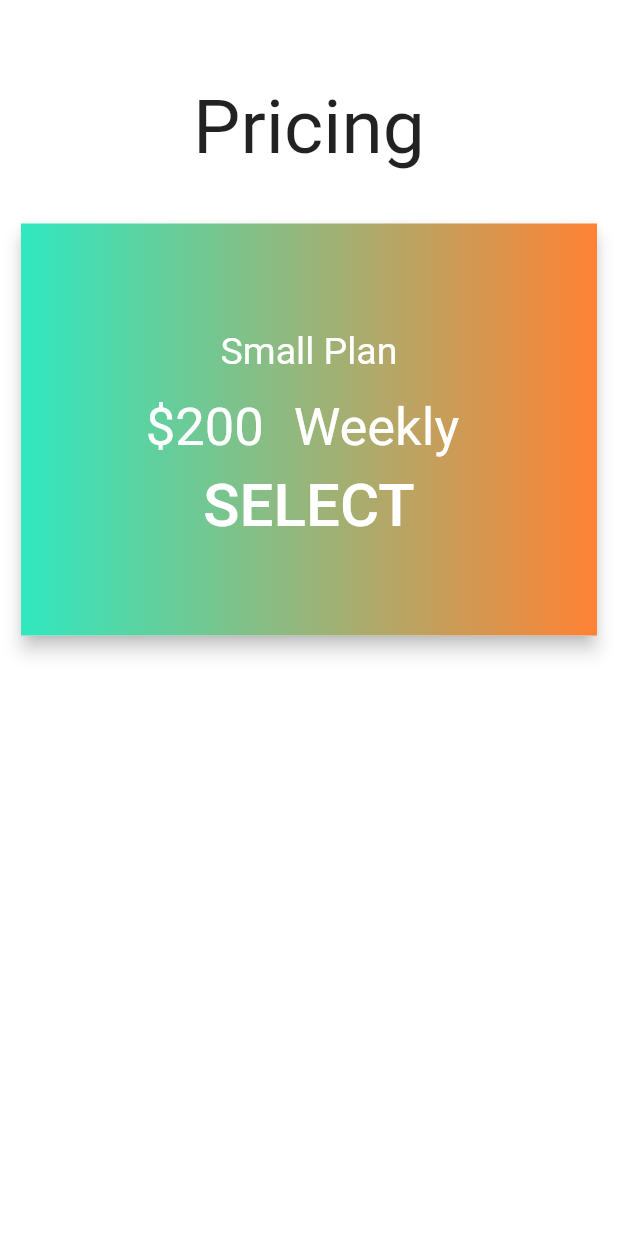
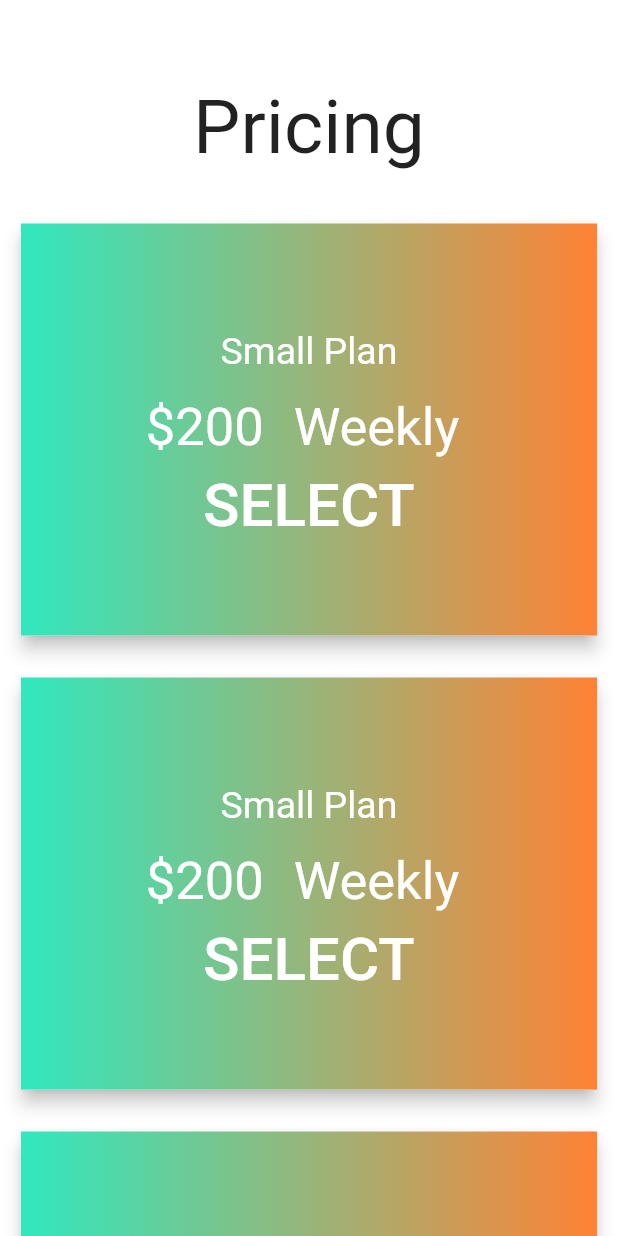
Before and after one commit to Madhav008/royal_trade, a Flutter app: the screen it shows after launch, after a tap on "VIP Signal", on a phone screen of 412 x 824 dp. Run offline on Flutter 3.47's test engine with Material 2 defaults, Android fonts, the light colour scheme and no system bars; our stand-ins replace cloud_firestore, firebase_auth, firebase_core, get, google_fonts, google_sign_in and 1 more; accounts and stored records are empty.

Commit message:
admin pannel started

```diff
--- a/lib/model/subscription.dart
+++ b/lib/model/subscription.dart
@@ -1,7 +1,31 @@
-// import 'package:cloud_firestore/cloud_firestore.dart';
+import 'package:cloud_firestore/cloud_firestore.dart';
 
-// class Subscription {
-//   String subsId;
-//   String planId;
-//   String userId;
-// }
+class Subscription {
+  String transId;
+  String planId;
+  String userId;
+  int price;
+  Timestamp start;
+  Timestamp end;
+
+  Subscription({this.transId, this.planId, this.price,this.userId, this.start, this.end});
+
+  Map<String, dynamic> toMap() {
+    return {
+      "transId": transId,
+      "planId": planId,
+      "price": price,
+      "userId": userId,
+      "start": start,
+      "end": end
+    };
+  }
+
+  Subscription.fromFirestore(Map<String, dynamic> firestore)
+      : transId = firestore['transId'],
+        planId = firestore['planId'],
+        price = firestore['price'],
+        userId = firestore['userId'],
+        start = firestore['start'],
+        end = firestore['end'];
+}
--- /dev/null
+++ b/lib/screen/admin_screen.dart
@@ -0,0 +1,52 @@
+import 'package:cloud_firestore/cloud_firestore.dart';
+import 'package:flutter/material.dart';
+import 'package:royaltrade/model/plans.dart';
+import 'package:royaltrade/model/subscription.dart';
+
+class AdminScreen extends StatelessWidget {
+  CollectionReference plans =
+      FirebaseFirestore.instance.collection('Subscription');
+
+  @override
+  Widget build(BuildContext context) {
+    return Scaffold(
+      appBar: AppBar(
+        title: Text("Plans"),
+      ),
+      body: StreamBuilder(
+        stream: plans.snapshots(),
+        builder: (context, AsyncSnapshot<QuerySnapshot> snapshot) {
+          if (snapshot.hasError) {
+            return Text("Something went wrong");
+          }
+          if (snapshot.hasData) {
+            return ListView.builder(
+              itemBuilder: (context, index) {
+                var post =
+                    Subscription.fromFirestore(snapshot.data.docs[index].data());
+
+                return ListTile(
+                  title: Text(post.planId),
+                  subtitle: Text(post.price.toString()),
+                );
+              },
+              itemCount: snapshot.data.docs.length,
+            );
+          } else {
+            return Center(child: Text("loading"));
+          }
+        },
+      ),
+    );
+  }
+}
+/*
+ListView(
+              children: snapshot.data.docs.map((DocumentSnapshot document) {
+               var post =  Posts.fromFirestore(document.data());
+                return  ListTile(
+                  title: Text(post.title),
+                  subtitle: Text(post.description),
+                );
+              }).toList(),
+            ); */
--- a/lib/screen/home.dart
+++ b/lib/screen/home.dart
@@ -1,6 +1,7 @@
 import 'package:flutter/material.dart';
 import 'package:royaltrade/Authentication/login.dart';
 import 'package:royaltrade/Authentication/signup.dart';
+import 'package:royaltrade/screen/admin_screen.dart';
 import 'package:royaltrade/widget/home_widget.dart';
 
 class MyHomePage extends StatefulWidget {
@@ -35,7 +36,7 @@ class _MyHomePageState extends State<MyHomePage> {
         title: Text("Royal Trade"),
       ),
       body: PageView(
-        children: [HomeWidget(), Login2(), SignUp2()],
+        children: [HomeWidget(), AdminScreen(), SignUp2()],
         onPageChanged: onPageChanged,
         controller: _pageController,
       ),
--- a/lib/screen/plans_screen.dart
+++ b/lib/screen/plans_screen.dart
@@ -1,7 +1,11 @@
+import 'package:cloud_firestore/cloud_firestore.dart';
 import 'package:flutter/material.dart';
-import 'package:flutter_svg/flutter_svg.dart';
+import 'package:royaltrade/model/subscription.dart';
+import 'package:royaltrade/services/plan_services.dart';
 
 class PlansScreen extends StatelessWidget {
+  PlansFirestore plans = PlansFirestore();
+  String userId = '58kh0ywWMWWUE0dFLnjdq8P9Ky13';
   @override
   Widget build(BuildContext context) {
     return Scaffold(
@@ -10,7 +14,8 @@ class PlansScreen extends StatelessWidget {
           backgroundColor: Colors.white,
           elevation: 0,
         ),
-        body: Column(
+        body: SingleChildScrollView(
+          child: Column(
             mainAxisAlignment: MainAxisAlignment.start,
             children: [
               Padding(
@@ -21,8 +26,57 @@ class PlansScreen extends StatelessWidget {
                 ),
               ),
               GestureDetector(
-              onTap: null,
-              child: Padding(
+                onTap: () {
+                  var date = DateTime.now().add(Duration(days: 7));
+                  var plan = Subscription(
+                      planId: "basic",
+                      price: 200,
+                      userId: userId,
+                      start: Timestamp.now(),
+                      end: Timestamp.fromDate(date),
+                      transId: 'basic');
+                  plans.addPlans(plan);
+                },
+                child: PlansWidget(),
+              ),
+              GestureDetector(
+                  onTap: () {
+                    var date = DateTime.now().add(Duration(days: 30));
+                    var plan = Subscription(
+                        transId: "medium",
+                        price: 300,
+                        start: Timestamp.now(),
+                        end: Timestamp.fromDate(date),
+                        planId: 'medium');
+                    plans.addPlans(plan);
+                  },
+                  child: PlansWidget()),
+              GestureDetector(
+                  onTap: () {
+                    var date = DateTime.now().add(Duration(days: 365));
+                    var plan = Subscription(
+                        transId: "premium",
+                        price: 400,
+                        start: Timestamp.now(),
+                        end: Timestamp.fromDate(date),
+                        planId: 'premium');
+                    plans.addPlans(plan);
+                  },
+                  child: PlansWidget()),
+            ],
+          ),
+        ));
+  }
+}
+
+class PlansWidget extends StatelessWidget {
+  const PlansWidget({
+    Key key,
+  }) : super(key: key);
+
+  @override
+  Widget build(BuildContext context) {
+    return Padding(
       padding: const EdgeInsets.all(10.0),
       child: Card(
         elevation: 5,
@@ -46,16 +100,14 @@ class PlansScreen extends StatelessWidget {
                   children: [
                     Text(
                       "\$200",
-                                style: TextStyle(
-                                    fontSize: 35, color: Colors.white),
+                      style: TextStyle(fontSize: 35, color: Colors.white),
                     ),
                     SizedBox(
                       width: 20,
                     ),
                     Text(
                       "Weekly ",
-                                style: TextStyle(
-                                    fontSize: 35, color: Colors.white),
+                      style: TextStyle(fontSize: 35, color: Colors.white),
                     )
                   ],
                 ),
@@ -74,9 +126,6 @@ class PlansScreen extends StatelessWidget {
                   colors: [Color(0xff30E8BF), Color(0xffFF8235)])),
         ),
       ),
-              ),
-            )
-          ],
-        ));
+    );
   }
 }
--- /dev/null
+++ b/lib/services/plan_services.dart
@@ -0,0 +1,17 @@
+import 'package:cloud_firestore/cloud_firestore.dart';
+import 'package:firebase_auth/firebase_auth.dart';
+import 'package:royaltrade/model/plans.dart';
+import 'package:royaltrade/model/subscription.dart';
+import 'package:royaltrade/model/user.dart';
+
+class PlansFirestore {
+  FirebaseFirestore _db = FirebaseFirestore.instance;
+
+  Future<Subscription> addPlans(Subscription plans) {
+    return _db.collection('Subscription').doc(plans.planId).set(plans.toMap());
+  }
+
+  Future<Subscription> getPlans(String id ) {
+    return  _db.collection('Subscription').doc(id).get().then((value) => Subscription.fromFirestore(value.data()));
+  }
+}
--- a/pubspec.yaml
+++ b/pubspec.yaml
@@ -33,6 +33,7 @@ dependencies:
   google_fonts: ^1.1.1
   google_sign_in: ^4.5.5
   http: ^0.12.2
+  intl: ^0.16.1
   provider: ^4.3.2+2
   rxdart: ^0.24.1
 
```
Also changed, not shown: lib/model/post_model.dart (+6 -4 lines), lib/screen/selection_screen.dart (added, +14 -0 lines), lib/widget/home_widget.dart (+13 -5 lines), pubspec.lock. Lines whose indentation alone changed are shown as unchanged.
